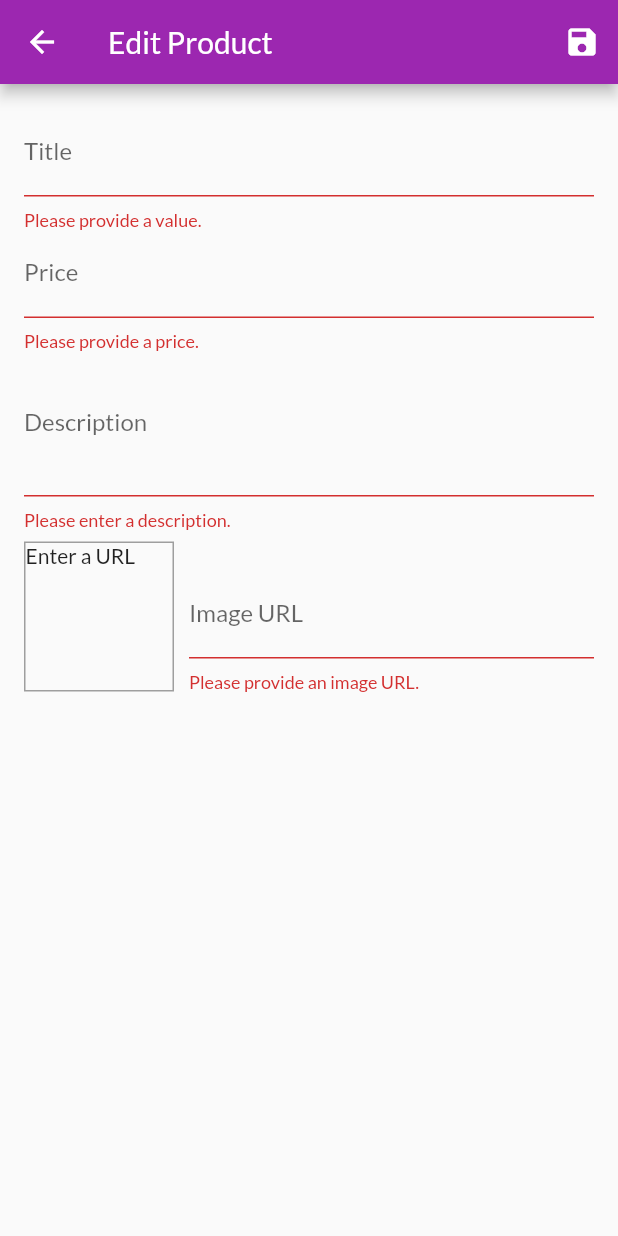
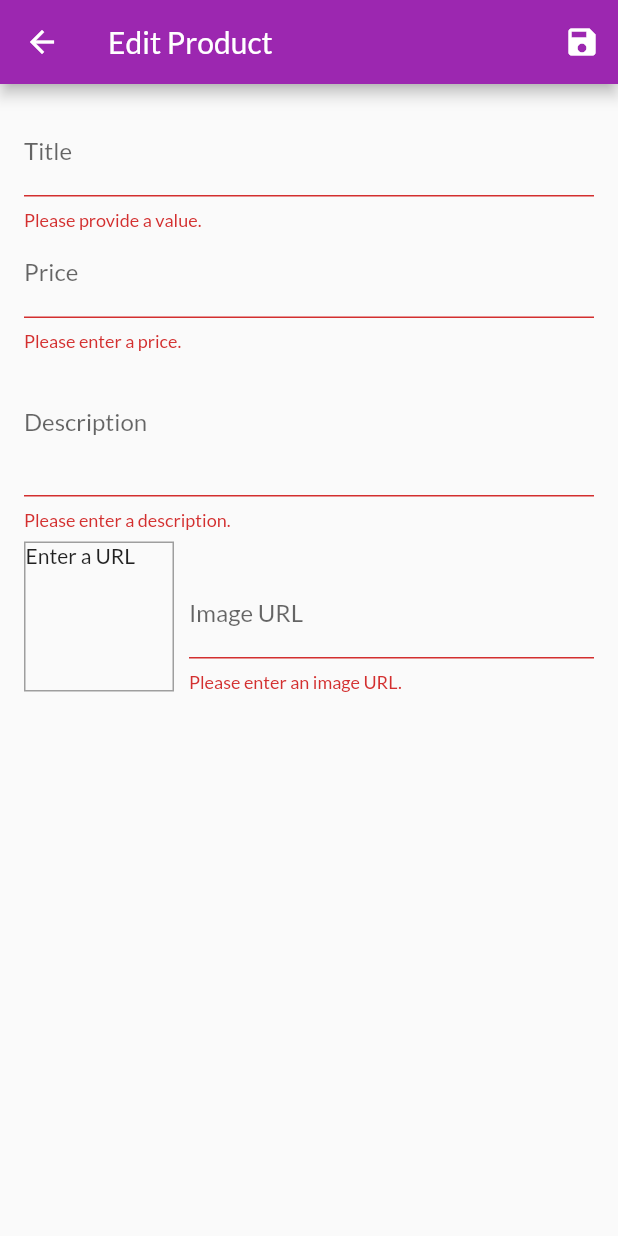
Before and after one commit to nhasley/shop_app, a Flutter app: the EditProductScreen screen opened by its route, after a tap on the "save" icon, on a phone screen of 412 x 824 dp. Run offline on Flutter 3.47's test engine with Material 2 defaults, Android fonts, the phone set to English and light mode, and no system bars; missing offline and left inert: dart:js; network calls fail.

```diff
--- a/lib/screens/edit_product_screen.dart
+++ b/lib/screens/edit_product_screen.dart
@@ -6,6 +6,7 @@ import '../providers/products.dart';
 
 class EditProductScreen extends StatefulWidget {
   static const routeName = '/edit-product';
+
   @override
   _EditProductScreenState createState() => _EditProductScreenState();
 }
@@ -13,8 +14,8 @@ class EditProductScreen extends StatefulWidget {
 class _EditProductScreenState extends State<EditProductScreen> {
   final _priceFocusNode = FocusNode();
   final _descriptionFocusNode = FocusNode();
-  final _imageURLFocusNode = FocusNode();
-  final _imgageURLController = TextEditingController();
+  final _imageUrlFocusNode = FocusNode();
+  final _imageUrlController = TextEditingController();
   final _form = GlobalKey<FormState>();
   var _editedProduct = Product(
     id: null,
@@ -34,7 +35,7 @@ class _EditProductScreenState extends State<EditProductScreen> {
 
   @override
   void initState() {
-    _imageURLFocusNode.addListener(_updateImageUrl);
+    _imageUrlFocusNode.addListener(_updateImageUrl);
     super.initState();
   }
 
@@ -49,9 +50,10 @@ class _EditProductScreenState extends State<EditProductScreen> {
           'title': _editedProduct.title,
           'description': _editedProduct.description,
           'price': _editedProduct.price.toString(),
+          // 'imageUrl': _editedProduct.imageUrl,
           'imageUrl': '',
         };
-        _imgageURLController.text = _editedProduct.imageUrl;
+        _imageUrlController.text = _editedProduct.imageUrl;
       }
     }
     _isInit = false;
@@ -60,45 +62,49 @@ class _EditProductScreenState extends State<EditProductScreen> {
 
   @override
   void dispose() {
-    _imageURLFocusNode.removeListener(_updateImageUrl);
+    _imageUrlFocusNode.removeListener(_updateImageUrl);
     _priceFocusNode.dispose();
     _descriptionFocusNode.dispose();
-    _imgageURLController.dispose();
+    _imageUrlController.dispose();
+    _imageUrlFocusNode.dispose();
     super.dispose();
   }
 
   void _updateImageUrl() {
-    if (!_imageURLFocusNode.hasFocus) {
+    if (!_imageUrlFocusNode.hasFocus) {
+      if ((!_imageUrlController.text.startsWith('http') &&
+              !_imageUrlController.text.startsWith('https')) ||
+          (!_imageUrlController.text.endsWith('.png') &&
+              !_imageUrlController.text.endsWith('.jpg') &&
+              !_imageUrlController.text.endsWith('.jpeg'))) {
+        return;
+      }
       setState(() {});
     }
   }
 
   Future<void> _saveForm() async {
     final isValid = _form.currentState.validate();
+    if (!isValid) {
+      return;
+    }
     _form.currentState.save();
     setState(() {
       _isLoading = true;
     });
-    if (!isValid) {
-      return;
-    }
     if (_editedProduct.id != null) {
-      Provider.of<Products>(context, listen: false)
+      await Provider.of<Products>(context, listen: false)
           .updateProduct(_editedProduct.id, _editedProduct);
-      setState(() {
-        _isLoading = false;
-      });
-      Navigator.of(context).pop();
     } else {
       try {
         await Provider.of<Products>(context, listen: false)
             .addProduct(_editedProduct);
-      } catch (er) {
+      } catch (error) {
         await showDialog(
           context: context,
           builder: (ctx) => AlertDialog(
-            title: Text('An error occured'),
-            content: Text(er.toString()),
+            title: Text('An error occurred!'),
+            content: Text('Something went wrong.'),
             actions: <Widget>[
               FlatButton(
                 child: Text('Okay'),
@@ -109,13 +115,12 @@ class _EditProductScreenState extends State<EditProductScreen> {
             ],
           ),
         );
-      } finally {
+      }
+    }
     setState(() {
       _isLoading = false;
     });
     Navigator.of(context).pop();
-      }
-    }
   }
 
   @override
@@ -127,7 +132,7 @@ class _EditProductScreenState extends State<EditProductScreen> {
           IconButton(
             icon: Icon(Icons.save),
             onPressed: _saveForm,
-          )
+          ),
         ],
       ),
       body: _isLoading
@@ -175,12 +180,12 @@ class _EditProductScreenState extends State<EditProductScreen> {
                       },
                       validator: (value) {
                         if (value.isEmpty) {
-                          return 'Please provide a price.';
+                          return 'Please enter a price.';
                         }
                         if (double.tryParse(value) == null) {
-                          return 'Please enter a valid number';
+                          return 'Please enter a valid number.';
                         }
-                        if (double.tryParse(value) <= 0) {
+                        if (double.parse(value) <= 0) {
                           return 'Please enter a number greater than zero.';
                         }
                         return null;
@@ -199,7 +204,6 @@ class _EditProductScreenState extends State<EditProductScreen> {
                       initialValue: _initValues['description'],
                       decoration: InputDecoration(labelText: 'Description'),
                       maxLines: 3,
-                      textInputAction: TextInputAction.next,
                       keyboardType: TextInputType.multiline,
                       focusNode: _descriptionFocusNode,
                       validator: (value) {
@@ -207,7 +211,7 @@ class _EditProductScreenState extends State<EditProductScreen> {
                           return 'Please enter a description.';
                         }
                         if (value.length < 10) {
-                          return 'Should be at least 10 characters';
+                          return 'Should be at least 10 characters long.';
                         }
                         return null;
                       },
@@ -218,7 +222,8 @@ class _EditProductScreenState extends State<EditProductScreen> {
                           description: value,
                           imageUrl: _editedProduct.imageUrl,
                           id: _editedProduct.id,
-                            isFavorite: _editedProduct.isFavorite);
+                          isFavorite: _editedProduct.isFavorite,
+                        );
                       },
                     ),
                     Row(
@@ -227,14 +232,21 @@ class _EditProductScreenState extends State<EditProductScreen> {
                         Container(
                           width: 100,
                           height: 100,
-                          margin: EdgeInsets.only(top: 8, right: 10),
+                          margin: EdgeInsets.only(
+                            top: 8,
+                            right: 10,
+                          ),
                           decoration: BoxDecoration(
-                              border: Border.all(width: 1, color: Colors.grey)),
-                          child: _imgageURLController.text.isEmpty
+                            border: Border.all(
+                              width: 1,
+                              color: Colors.grey,
+                            ),
+                          ),
+                          child: _imageUrlController.text.isEmpty
                               ? Text('Enter a URL')
                               : FittedBox(
                                   child: Image.network(
-                                    _imgageURLController.text,
+                                    _imageUrlController.text,
                                     fit: BoxFit.cover,
                                   ),
                                 ),
@@ -244,18 +256,23 @@ class _EditProductScreenState extends State<EditProductScreen> {
                             decoration: InputDecoration(labelText: 'Image URL'),
                             keyboardType: TextInputType.url,
                             textInputAction: TextInputAction.done,
-                            controller: _imgageURLController,
-                            focusNode: _imageURLFocusNode,
+                            controller: _imageUrlController,
+                            focusNode: _imageUrlFocusNode,
                             onFieldSubmitted: (_) {
                               _saveForm();
                             },
                             validator: (value) {
                               if (value.isEmpty) {
-                                return 'Please provide an image URL.';
+                                return 'Please enter an image URL.';
                               }
                               if (!value.startsWith('http') &&
                                   !value.startsWith('https')) {
-                                return 'Please enter a valid URL';
+                                return 'Please enter a valid URL.';
+                              }
+                              if (!value.endsWith('.png') &&
+                                  !value.endsWith('.jpg') &&
+                                  !value.endsWith('.jpeg')) {
+                                return 'Please enter a valid image URL.';
                               }
                               return null;
                             },
@@ -266,12 +283,13 @@ class _EditProductScreenState extends State<EditProductScreen> {
                                 description: _editedProduct.description,
                                 imageUrl: value,
                                 id: _editedProduct.id,
-                                  isFavorite: _editedProduct.isFavorite);
+                                isFavorite: _editedProduct.isFavorite,
+                              );
                             },
                           ),
-                        )
+                        ),
                       ],
-                    )
+                    ),
                   ],
                 ),
               ),
```
Also changed, not shown: lib/providers/products.dart (+35 -16 lines), lib/screens/products_overview_screen.dart (+26 -13 lines), lib/screens/user_products_screen.dart (+10 -1 lines). Lines whose indentation alone changed are shown as unchanged.
